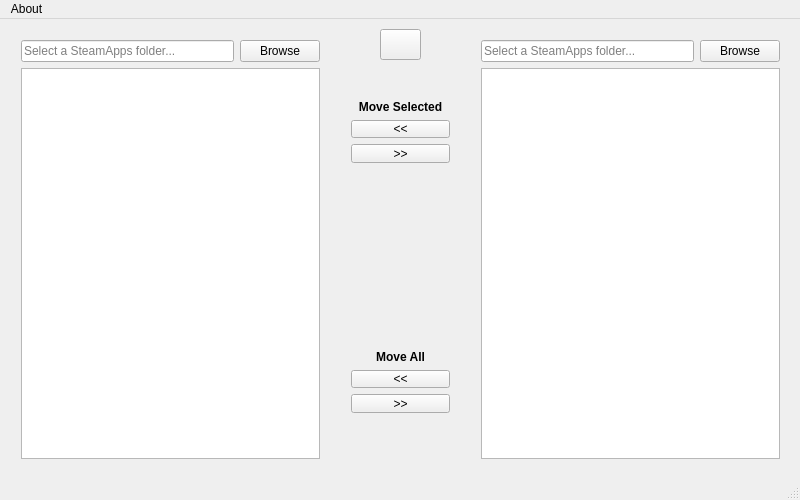
Before: the Qt Designer form SteamGameMover/MainWindow.ui in larryprice/SteamGameMover, drawn with Qt 5.
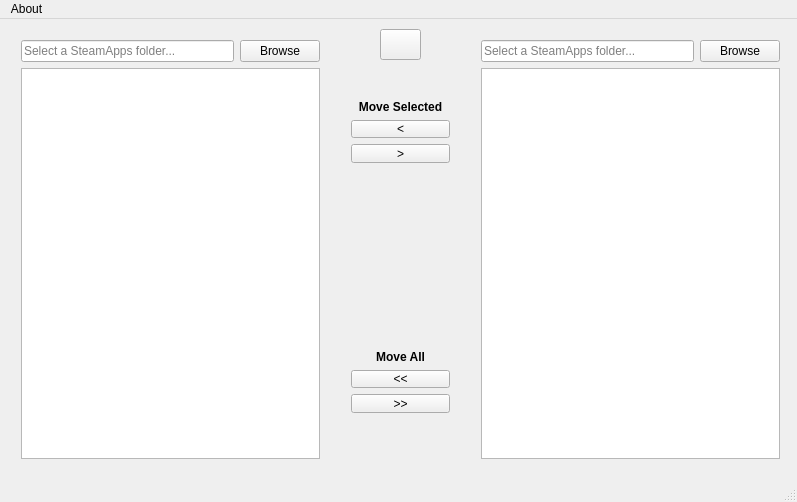
After: the same form once the commit is applied. Icons and pictures are not drawn.

Commit message: Help Dialog instructions and adding instance to MainWindow.

Patch:
```diff
--- a/SteamGameMover/MainWindow.ui
+++ b/SteamGameMover/MainWindow.ui
@@ -6,8 +6,8 @@
    <rect>
     <x>0</x>
     <y>0</y>
-    <width>800</width>
-    <height>500</height>
+    <width>797</width>
+    <height>502</height>
    </rect>
   </property>
   <property name="windowTitle">
@@ -118,14 +118,14 @@
      <item>
       <widget class="QPushButton" name="MoveSelectedLeftBtn">
        <property name="text">
-        <string>&lt;&lt;</string>
+        <string>&lt;</string>
        </property>
       </widget>
      </item>
      <item>
       <widget class="QPushButton" name="MoveSelectedRightBtn">
        <property name="text">
-        <string>&gt;&gt;</string>
+        <string>&gt;</string>
        </property>
       </widget>
      </item>
@@ -199,7 +199,7 @@
     <rect>
      <x>0</x>
      <y>0</y>
-     <width>800</width>
+     <width>797</width>
      <height>25</height>
     </rect>
    </property>
```
Left out of the diff: 3 changed lines with no effect on the pictures. The commit also changes 6 other files.
